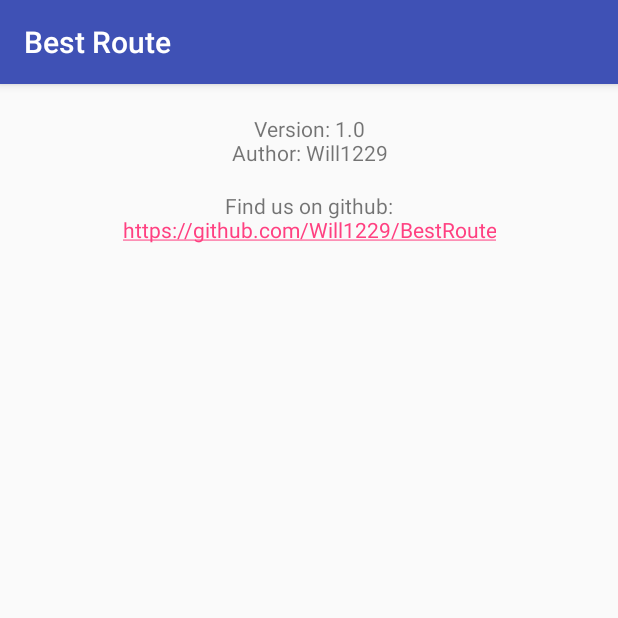
After one commit to Will1229/BestRoute, an Android app: the fragment AboutFragment shown on its own in the app's theme, on a phone screen of 412 x 824 dp, the top half of it. The commit adds this screen. Run offline under Robolectric (Android 15) with nearby library versions, the phone set to English and light mode, and no system bars.

Commit message:
Add about fragment.

```diff
--- /dev/null
+++ b/app/src/main/java/com/will/studio/bestroute/main/AboutFragment.java
@@ -0,0 +1,34 @@
+package com.will.studio.bestroute.main;
+
+import android.app.Dialog;
+import android.app.DialogFragment;
+import android.os.Bundle;
+import android.support.v4.app.Fragment;
+import android.view.LayoutInflater;
+import android.view.View;
+import android.view.ViewGroup;
+
+import com.will.studio.bestroute.R;
+
+/**
+ * A simple {@link Fragment} subclass.
+ */
+public class AboutFragment extends DialogFragment {
+
+    public AboutFragment() {
+        // Required empty public constructor
+    }
+
+    @Override
+    public View onCreateView(LayoutInflater inflater, ViewGroup container,
+                             Bundle savedInstanceState) {
+        return inflater.inflate(R.layout.fragment_about, container, false);
+    }
+
+    @Override
+    public Dialog onCreateDialog(Bundle savedInstanceState) {
+        Dialog dialog = super.onCreateDialog(savedInstanceState);
+        dialog.setTitle(this.getString(R.string.app_name));
+        return dialog;
+    }
+}
--- /dev/null
+++ b/app/src/main/res/layout/fragment_about.xml
@@ -0,0 +1,32 @@
+<?xml version="1.0" encoding="utf-8"?>
+<RelativeLayout xmlns:android="http://schemas.android.com/apk/res/android"
+                android:layout_width="match_parent"
+                android:layout_height="wrap_content"
+                android:orientation="vertical">
+
+    <TextView
+        android:id="@+id/about_description"
+        android:layout_width="wrap_content"
+        android:layout_height="wrap_content"
+        android:layout_centerHorizontal="true"
+        android:layout_marginTop="20dp"
+        android:autoLink="all"
+        android:linksClickable="true"
+        android:text="Version: 1.0\nAuthor: Will1229\n"
+        android:textAlignment="center"
+        android:textAppearance="?android:attr/textAppearanceSmall"/>
+
+
+    <TextView
+        android:id="@+id/about_link"
+        android:layout_width="wrap_content"
+        android:layout_height="wrap_content"
+        android:layout_below="@+id/about_description"
+        android:layout_centerHorizontal="true"
+        android:layout_marginBottom="20dp"
+        android:autoLink="web"
+        android:linksClickable="true"
+        android:text="Find us on github:\nhttps://github.com/Will1229/BestRoute"
+        android:textAlignment="center"
+        android:textAppearance="?android:attr/textAppearanceSmall"/>
+</RelativeLayout>
```
Also changed, not shown: app/build.gradle (+6 -6 lines), app/src/main/java/com/will/studio/bestroute/activities/MainActivity.java (+13 -7 lines), app/src/main/res/menu/main_menu.xml (renamed from app/src/main/res/menu/main.xml, +8 -3 lines), app/src/main/res/values/strings.xml (+6 -2 lines).
